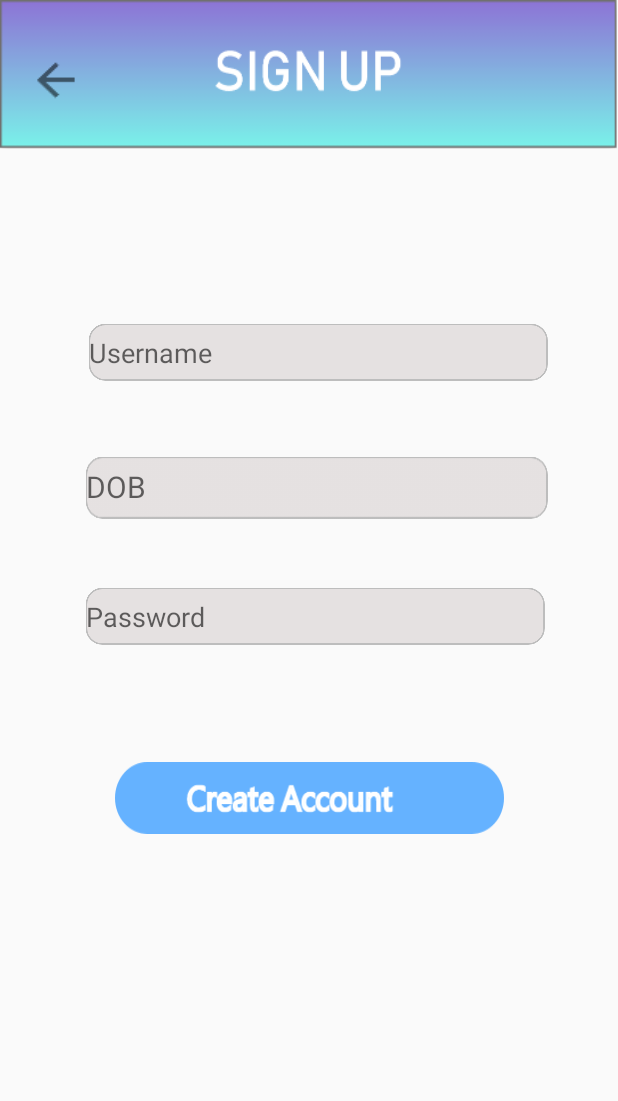
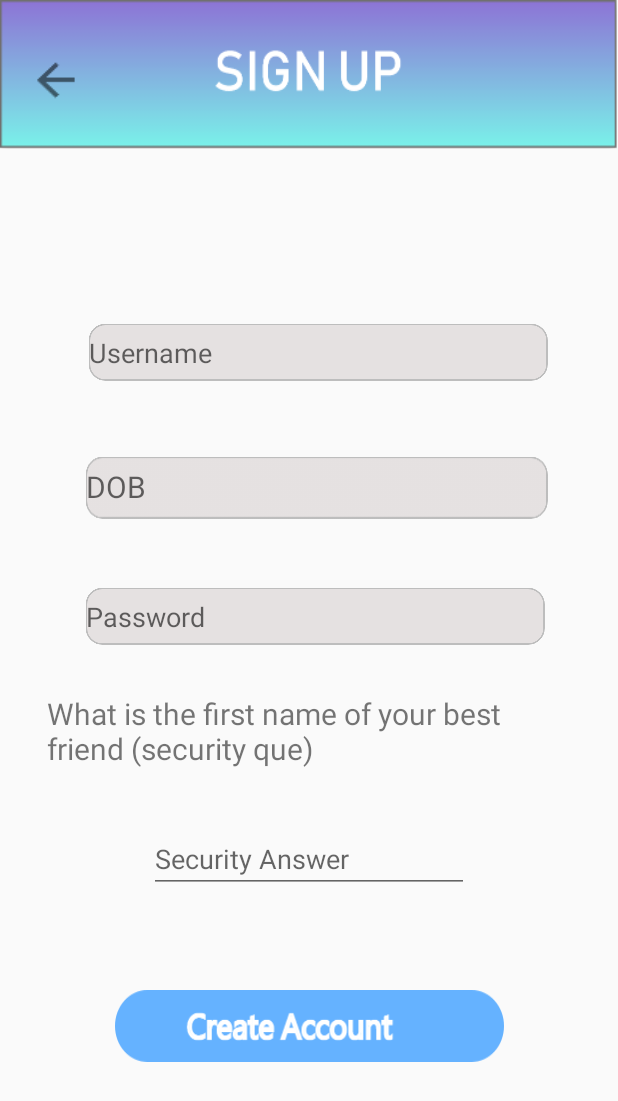
Before and after one commit to rutvij2811/ExpenseTracker, an Android app: the signup screen opened directly, with no data from a screen before it, after a tap on an icon or button, on a phone screen of 412 x 824 dp. Shown: the top 1101 px of the screen. Run offline under Robolectric (Android 15) with nearby library versions, the phone set to English and light mode, and no system bars; our stand-ins replace Firebase (no records; nobody signed in at launch, a user with empty details on screens opened directly).

Commit message:
-Added security question to the signup page.

```diff
--- a/app/src/main/java/com/example/myapp/User.java
+++ b/app/src/main/java/com/example/myapp/User.java
@@ -4,6 +4,7 @@ public class User {
     private String username;
     private String password;
     private String dob;
+    private String secret;
     private String phone="";
     private String address="";
 
@@ -16,6 +17,14 @@ public class User {
         this.dob = dob;
         this.phone = phone;
         this.address = address;
+    }
+
+    public String getSecret() {
+        return secret;
+    }
+
+    public void setSecret(String secret) {
+        this.secret = secret;
     }
 
     public String getUsername() {
--- a/app/src/main/java/com/example/myapp/signup.java
+++ b/app/src/main/java/com/example/myapp/signup.java
@@ -38,6 +38,7 @@ public class signup extends AppCompatActivity {
     EditText edit_username, edit_pass;
     Button btn_createAcc;
     TextView edit_dob;
+    EditText secretAns;
     private FirebaseFirestore db = FirebaseFirestore.getInstance();
     private DocumentReference userRef;
     private CollectionReference userNameRef;
@@ -49,6 +50,7 @@ public class signup extends AppCompatActivity {
     private static final String KEY_USERNAME ="username";
     private static final String KEY_PASSWORD = "password";
     private static final String KEY_DOB = "dob";
+    private static final String KEY_SECRET = "secret";
 
 
     @Override
@@ -57,6 +59,7 @@ public class signup extends AppCompatActivity {
         setContentView(R.layout.activity_signup);
         edit_username = findViewById(R.id.username);
         edit_dob = findViewById(R.id.dob);
+        secretAns = findViewById(R.id.secretAns);
         back = findViewById(R.id.back);
         back.setOnClickListener(new View.OnClickListener() {
             @Override
@@ -86,7 +89,12 @@ public class signup extends AppCompatActivity {
             public void onDateSet(DatePicker view, int year, int month, int dayOfMonth) {
                 month = month + 1;
                 String dob = dayOfMonth + "-" + month + "-" + year;
-                edit_dob.setText(dob);
+                if(year > 2001){
+                    Toast.makeText(signup.this, "Min age req is 18", Toast.LENGTH_SHORT).show();
+                } else{
+
+                    edit_dob.setText(dob);
+                }
 
             }
         };
@@ -101,15 +109,16 @@ public class signup extends AppCompatActivity {
                 user.setUsername(edit_username.getText().toString());
                 user.setPassword(edit_pass.getText().toString());
                 user.setDob(edit_dob.getText().toString());
-
+                user.setSecret(secretAns.getText().toString());
 
                 Map<String, Object> usr = new HashMap<>();
                 usr.put(KEY_USERNAME,user.getUsername());
                 usr.put(KEY_DOB,user.getDob());
                 usr.put(KEY_PASSWORD,user.getPassword());
+                usr.put(KEY_SECRET,user.getSecret());
                 userRef = db.collection("ExpenseTracker").document("user "+user.getUsername());
 
-                if (user.getDob().isEmpty() || user.getUsername().isEmpty() || user.getPassword().isEmpty()){
+                if (user.getDob().isEmpty() || user.getUsername().isEmpty() || user.getPassword().isEmpty() || user.getSecret().isEmpty()){
                     Toast.makeText(signup.this, "Make sure none of the field is empty", Toast.LENGTH_SHORT).show();
                 }
                 else if (userList.contains(user.getUsername())){
@@ -131,6 +140,8 @@ public class signup extends AppCompatActivity {
                                     edit_username.setText(null);
                                     edit_dob.setText(null);
                                     edit_pass.setText(null);
+                                    secretAns.setText(null);
+                                    gotomain();
                                 }
                             })
                             .addOnFailureListener(new OnFailureListener() {
--- a/app/src/main/res/layout/activity_signup.xml
+++ b/app/src/main/res/layout/activity_signup.xml
@@ -108,14 +108,45 @@
         android:layout_marginStart="8dp"
         android:layout_marginTop="8dp"
         android:layout_marginEnd="8dp"
-        android:layout_marginBottom="8dp"
+        android:layout_marginBottom="116dp"
         android:background="@drawable/create_acc"
         app:layout_constraintBottom_toBottomOf="parent"
         app:layout_constraintEnd_toEndOf="parent"
         app:layout_constraintStart_toStartOf="parent"
         app:layout_constraintTop_toTopOf="parent"
-        app:layout_constraintVertical_bias="0.658" />
+        app:layout_constraintVertical_bias="1.0" />
 
+    <TextView
+        android:id="@+id/securityQue"
+        android:layout_width="349dp"
+        android:layout_height="60dp"
+        android:layout_marginStart="8dp"
+        android:layout_marginTop="8dp"
+        android:layout_marginEnd="8dp"
+        android:layout_marginBottom="8dp"
+        android:text="What is the first name of your best friend (security que)"
+        android:textSize="20sp"
+        app:layout_constraintBottom_toBottomOf="parent"
+        app:layout_constraintEnd_toEndOf="parent"
+        app:layout_constraintStart_toStartOf="parent"
+        app:layout_constraintTop_toTopOf="@+id/textView2"
+        app:layout_constraintVertical_bias="0.607" />
+
+    <EditText
+        android:id="@+id/secretAns"
+        android:layout_width="wrap_content"
+        android:layout_height="wrap_content"
+        android:layout_marginStart="8dp"
+        android:layout_marginTop="8dp"
+        android:layout_marginEnd="8dp"
+        android:layout_marginBottom="8dp"
+        android:ems="10"
+        android:hint="Security Answer"
+        app:layout_constraintBottom_toBottomOf="parent"
+        app:layout_constraintEnd_toEndOf="parent"
+        app:layout_constraintStart_toStartOf="parent"
+        app:layout_constraintTop_toTopOf="parent"
+        app:layout_constraintVertical_bias="0.711" />
 
 
 </android.support.constraint.ConstraintLayout>
```
